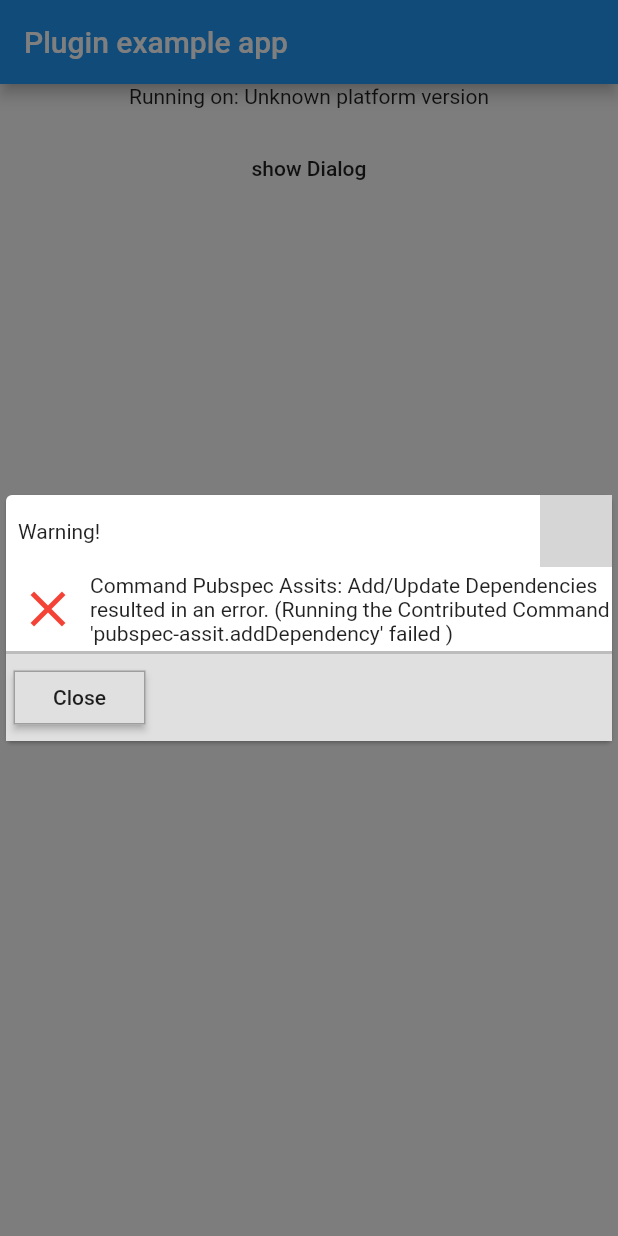
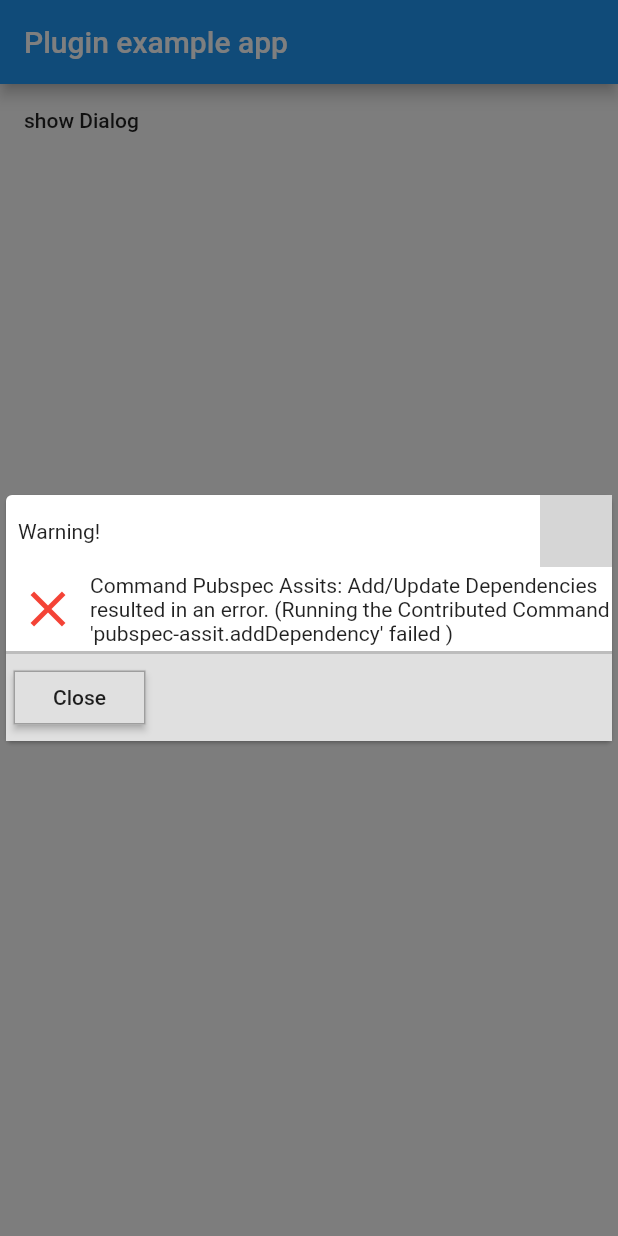
Before and after one commit to korafdavid/Desktop-Alert-Dialog, a Flutter app: the screen it shows after launch, after a tap on "show Dialog", on a phone screen of 412 x 824 dp. Run offline on Flutter 3.47's test engine with Material 2 defaults, Android fonts, the phone set to English and light mode, and no system bars; our stand-ins replace package_info_plus; missing offline and left inert: bitsdojo_window; grey boxes are pictures that could not be loaded.

Commit message:
latest update

```diff
--- a/example/lib/main.dart
+++ b/example/lib/main.dart
@@ -5,7 +5,7 @@ import 'package:flutter/services.dart';
 import 'package:desktop_dialog/desktop_dialog.dart';
 
 void main() {
-  runApp(const MaterialApp(home:  MyApp()));
+  runApp(const MaterialApp(home: MyApp()));
 }
 
 class MyApp extends StatefulWidget {
@@ -16,35 +16,7 @@ class MyApp extends StatefulWidget {
 }
 
 class _MyAppState extends State<MyApp> {
-  String _platformVersion = 'Unknown';
 
-  @override
-  void initState() {
-    super.initState();
-    initPlatformState();
-  }
-
-  // Platform messages are asynchronous, so we initialize in an async method.
-  Future<void> initPlatformState() async {
-    String platformVersion;
-    // Platform messages may fail, so we use a try/catch PlatformException.
-    // We also handle the message potentially returning null.
-    try {
-      platformVersion =
-          await DesktopDialog.platformVersion ?? 'Unknown platform version';
-    } on PlatformException {
-      platformVersion = 'Failed to get platform version.';
-    }
-
-    // If the widget was removed from the tree while the asynchronous platform
-    // message was in flight, we want to discard the reply rather than calling
-    // setState to update our non-existent appearance.
-    if (!mounted) return;
-
-    setState(() {
-      _platformVersion = platformVersion;
-    });
-  }
 
   @override
   Widget build(BuildContext context) {
@@ -55,10 +27,9 @@ class _MyAppState extends State<MyApp> {
         ),
         body: Column(
           children: [
-            Center(
-              child: Text('Running on: $_platformVersion\n'),
-            ),
-            MaterialButton(onPressed: (){
+
+            MaterialButton(
+              onPressed: () {
                 createDialog(context,
                     title: 'Warning!',
                     child: Row(
@@ -69,27 +40,41 @@ class _MyAppState extends State<MyApp> {
                           child: Icon(Icons.clear, color: Colors.red, size: 40),
                         ),
                         Flexible(
-                     child: Text('Command Pubspec Assits: Add/Update Dependencies resulted in an error. (Running the Contributed Command \'pubspec-assit.addDependency\' failed )',
-                     softWrap: true ,
+                          child: Text(
+                            'Command Pubspec Assits: Add/Update Dependencies resulted in an error. (Running the Contributed Command \'pubspec-assit.addDependency\' failed )',
+                            softWrap: true,
                           ),
                         ),
                       ],
-              )
-              );
+                    ));
               },
-            onLongPress: (){
-              showDialog(context: context, builder: (context){
-                return AlertDialog(
-                  title: const Text('BDUBDIBDIBDISDBIDBI'),
-                  content: IntrinsicHeight(
-                    child: Column(
-                      children:const [
-                        Text('ddfimffdfimdkfdfifmdkm')
-                      ]
+              onLongPress: () {
+                createDialog(context,
+                    child:  Padding(
+                      padding: const EdgeInsets.all(8.0),
+                      child: Ink(
+                        decoration:  BoxDecoration(border: Border.all(color: Colors.black)),
+                        child: const LinearProgressIndicator(
+                            minHeight: 20,
+                            backgroundColor: Colors.transparent,
+                            value: 0.95,
+                            valueColor: AlwaysStoppedAnimation<Color>(Colors.green),
                             ),
                       ),
-                );
-              });
+                    ));
+                //SimpleDesktopDialog(context: context, child: const Text('dfwrsf'));
+                // showDialog(context: context, builder: (context){
+                //   return AlertDialog(
+                //     title: const Text('BDUBDIBDIBDISDBIDBI'),
+                //     content: IntrinsicHeight(
+                //       child: Column(
+                //         children:const [
+                //           Text('ddfimffdfimdkfdfifmdkm')
+                //         ]
+                //       ),
+                //     ),
+                //   );
+                // });
               },
               child: const Text('show Dialog'),
             )
```
Lines whose indentation alone changed are shown as unchanged.
